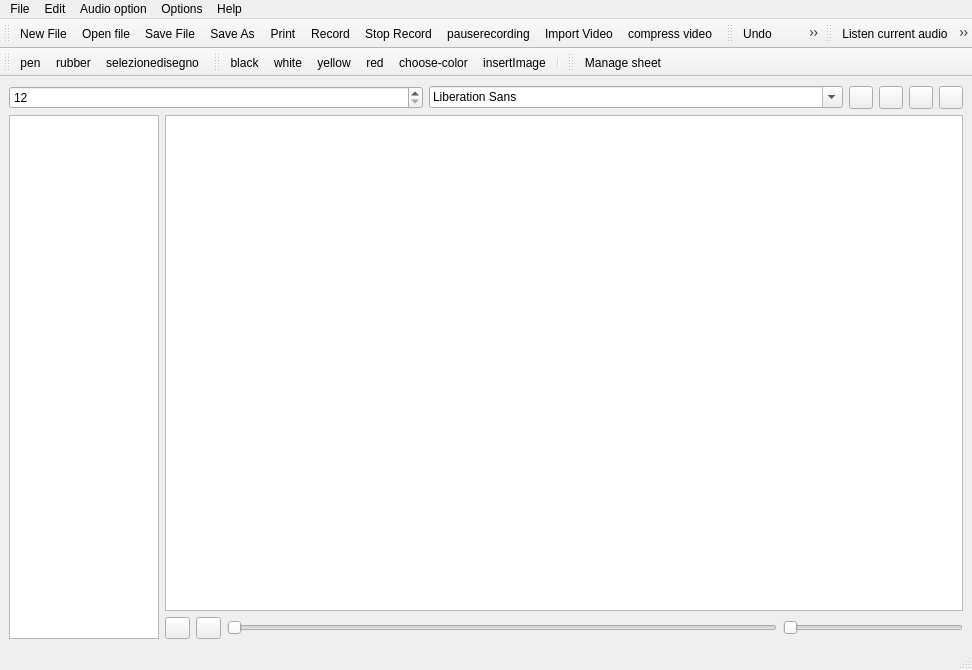
First picture: the form in src/mainwindow.ui, repository giacomogroppi/writernote-qt, before the edit.
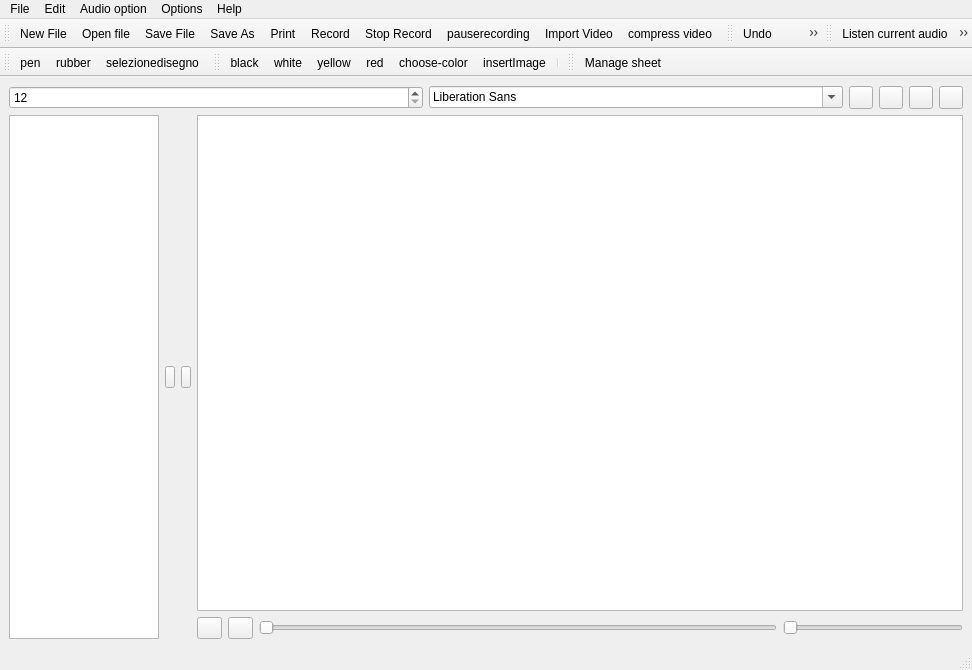
Second picture: the form after the edit. Icons and pictures are not drawn.

Commit message: hidden list left

Diff of the .ui file:
```diff
--- a/src/mainwindow.ui
+++ b/src/mainwindow.ui
@@ -36,6 +36,38 @@
           </property>
          </widget>
         </item>
+        <item>
+         <widget class="QPushButton" name="button_left_hide">
+          <property name="sizePolicy">
+           <sizepolicy hsizetype="Fixed" vsizetype="Fixed">
+            <horstretch>0</horstretch>
+            <verstretch>0</verstretch>
+           </sizepolicy>
+          </property>
+          <property name="maximumSize">
+           <size>
+            <width>10</width>
+            <height>16777215</height>
+           </size>
+          </property>
+          <property name="text">
+           <string/>
+          </property>
+         </widget>
+        </item>
+        <item>
+         <widget class="QPushButton" name="button_right_hide">
+          <property name="maximumSize">
+           <size>
+            <width>10</width>
+            <height>16777215</height>
+           </size>
+          </property>
+          <property name="text">
+           <string/>
+          </property>
+         </widget>
+        </item>
         <item>
          <layout class="QVBoxLayout" name="verticalLayout">
           <item>
```
Left out of the diff: 2 changed lines with no effect on the pictures. The commit also changes 7 other files.
